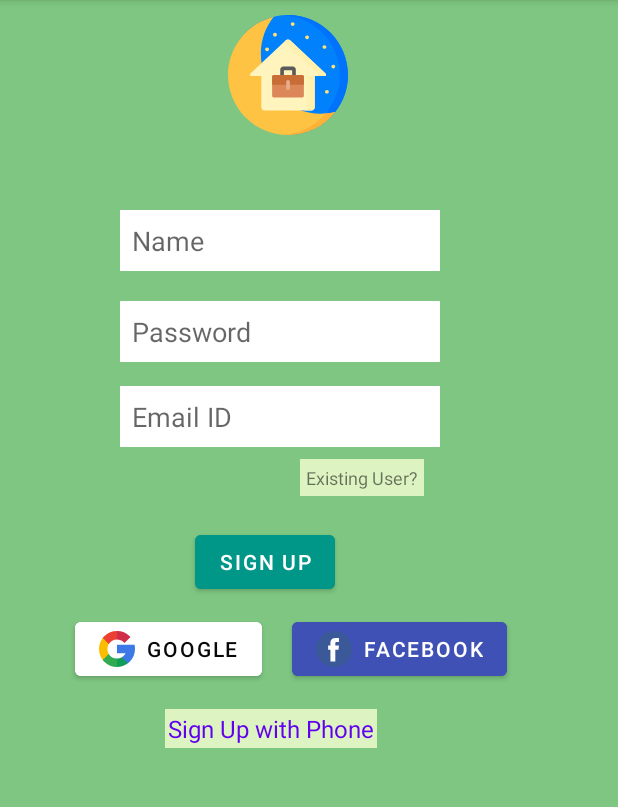
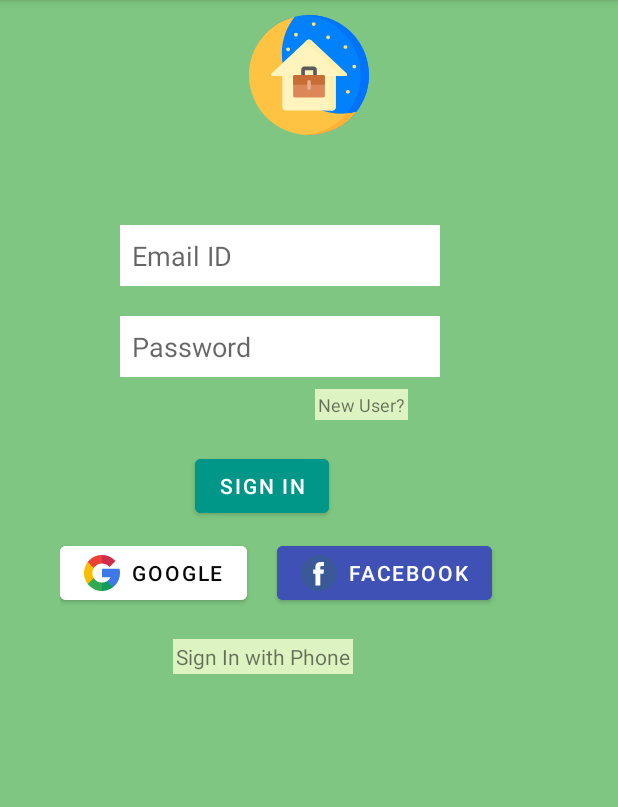
Before and after one commit to DarkseidAM/CheapStays, an Android app: the screen it shows after launch once a user with an empty profile is signed in (SignUpActivity before the commit, SignInActivity after it), on a phone screen of 412 x 824 dp, the part 84-891 px from its top. Run offline under Robolectric (Android 15) with nearby library versions, the phone set to English and light mode, and no system bars; our stand-ins replace Firebase (no records; nobody signed in at launch, a user with empty details on screens opened directly).

Commit message:
Handled Sign In

```diff
--- a/app/src/main/java/com/cg/cheapstays/view/MainActivity.kt
+++ b/app/src/main/java/com/cg/cheapstays/view/MainActivity.kt
@@ -16,7 +16,7 @@ class MainActivity : AppCompatActivity() {
         supportActionBar?.hide()
         CoroutineScope(Dispatchers.Main).launch{
             delay(1000)
-            startActivity(Intent(this@MainActivity,SignUpActivity::class.java))
+            startActivity(Intent(this@MainActivity,SignInActivity::class.java))
             finish()
         }
 
--- a/app/src/main/res/layout/activity_sign_in.xml
+++ b/app/src/main/res/layout/activity_sign_in.xml
@@ -9,7 +9,7 @@
     android:padding="10dp"
     android:paddingStart="30dp"
     android:paddingEnd="30dp"
-    tools:context=".View.SignInActivity">
+    tools:context=".view.SignInActivity">
 
     <ImageView
         android:id="@+id/imageView2"
@@ -26,7 +26,7 @@
         android:background="#FFFFFF"
         android:ems="10"
         android:hint="Email ID"
-        android:inputType="phone"
+        android:inputType="textEmailAddress"
         android:padding="8dp" />
 
     <EditText
@@ -48,7 +48,7 @@
         android:layout_marginStart="180dp"
         android:layout_marginTop="8dp"
         android:background="@color/textBG"
-        android:padding="4dp"
+        android:padding="2dp"
         android:text="New User?"
         android:textSize="12sp" />
 
@@ -94,6 +94,6 @@
         android:layout_marginTop="10dp"
         android:background="@color/textBG"
         android:padding="2dp"
-        android:text="SignIn with Phone" />
+        android:text="Sign In with Phone" />
 
 </LinearLayout>
--- a/app/src/main/res/layout/activity_sign_up.xml
+++ b/app/src/main/res/layout/activity_sign_up.xml
@@ -31,6 +31,18 @@
         android:paddingEnd="30dp" />
 
     <EditText
+        android:id="@+id/emailE"
+        android:layout_width="wrap_content"
+        android:layout_height="wrap_content"
+        android:layout_marginStart="50dp"
+        android:layout_marginTop="16dp"
+        android:background="#FFFFFF"
+        android:ems="10"
+        android:hint="Email ID"
+        android:inputType="textWebEmailAddress|textPassword"
+        android:padding="8dp" />
+
+    <EditText
         android:id="@+id/passwordE"
         android:layout_width="wrap_content"
         android:layout_height="wrap_content"
@@ -43,18 +55,6 @@
         android:inputType="textPassword"
         android:padding="8dp" />
 
-    <EditText
-        android:id="@+id/emailE"
-        android:layout_width="wrap_content"
-        android:layout_height="wrap_content"
-        android:layout_marginStart="50dp"
-        android:layout_marginTop="16dp"
-        android:background="#FFFFFF"
-        android:ems="10"
-        android:hint="Email ID"
-        android:inputType="textWebEmailAddress|textPassword"
-        android:padding="8dp" />
-
     <TextView
         android:id="@+id/existingUserT"
         android:layout_width="wrap_content"
@@ -62,7 +62,7 @@
         android:layout_marginStart="170dp"
         android:layout_marginTop="8dp"
         android:background="@color/textBG"
-        android:padding="4dp"
+        android:padding="2dp"
         android:text="Existing User?"
         android:textSize="12sp" />
 
@@ -110,6 +110,5 @@
         android:background="@color/textBG"
         android:padding="2dp"
         android:text="Sign Up with Phone"
-        android:textColor="@color/purple_500"
         android:textSize="16sp" />
 </LinearLayout>
```
Also changed, not shown: app/src/main/java/com/cg/cheapstays/view/SignInActivity.kt (+40 -1 lines).
